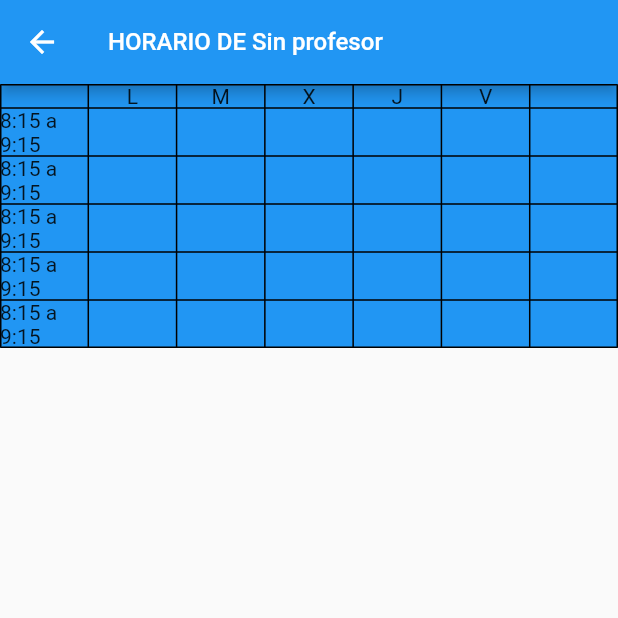
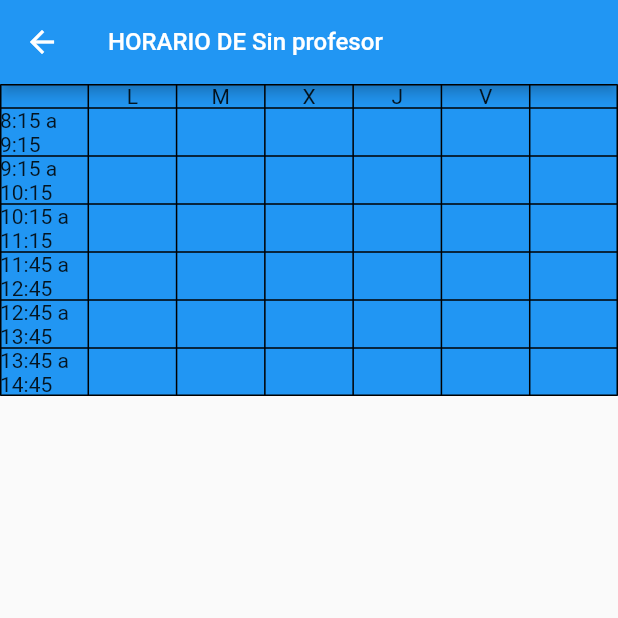
Before and after one commit to CHaupter/senecaFlutter, a Flutter app: the HorarioScreen screen opened by its route, after a tap on an icon or button, on a phone screen of 412 x 824 dp, the top half of it. Run offline on Flutter 3.47's test engine with Material 2 defaults, Android fonts, the phone set to English and light mode, and no system bars; our stand-ins replace firebase_auth, firebase_core, font_awesome_flutter, google_sign_in; accounts and stored records are empty; network calls fail.

Commit message:
Arreglado horario profesores

```diff
--- a/lib/screens/contacto_screen.dart
+++ b/lib/screens/contacto_screen.dart
@@ -77,7 +77,7 @@ void _mostrarAlert(
       });
 }
 
-List<String> _averiguarHorario(BuildContext context, int tramo, int id_prof) {
+/*List<String> _averiguarHorario(BuildContext context, int tramo, int id_prof) {
   final centroProvider = Provider.of<CentroProvider>(context, listen: false);
   final listadoHorariosProfesores = centroProvider.listaHorariosProfesores;
   List<String> horario = [];
@@ -104,4 +104,4 @@ List<String> _averiguarHorario(BuildContext context, int tramo, int id_prof) {
   }
 
   return horario;
-}
+}*/
--- a/lib/screens/home_screen.dart
+++ b/lib/screens/home_screen.dart
@@ -1,4 +1,3 @@
-import 'package:flutter/cupertino.dart';
 import 'package:flutter/material.dart';
 import 'package:seneca_aplicacion/widgets/lista_opciones.dart';
 import 'package:seneca_aplicacion/widgets/widgets.dart';
--- a/lib/screens/horario_prof_screen.dart
+++ b/lib/screens/horario_prof_screen.dart
@@ -3,11 +3,21 @@ import 'package:provider/provider.dart';
 import 'package:seneca_aplicacion/providers/providers.dart';
 
 final tramosHorarios = [
-  [2, 4, 6, 9, 11, 13],
-  [22, 24, 26, 29, 31, 33],
-  [42, 44, 46, 49, 51, 53],
-  [62, 64, 66, 69, 71, 73],
-  [82, 84, 86, 89, 91, 93]
+  [2, 22, 42, 62, 82],
+  [4, 24, 44, 64, 84],
+  [6, 26, 46, 66, 86],
+  [9, 29, 49, 69, 89],
+  [11, 32, 52, 72, 92],
+  [13, 34, 54, 74, 94]
+];
+
+final horario = [
+  "8:15 a 9:15",
+  "9:15 a 10:15",
+  "10:15 a 11:15",
+  "11:45 a 12:45",
+  "12:45 a 13:45",
+  "13:45 a 14:45"
 ];
 
 class HorarioProfScreen extends StatelessWidget {
@@ -30,11 +40,12 @@ class HorarioProfScreen extends StatelessWidget {
             border: TableBorder.all(),
             children: [
               DiasSemana(),
-              DiaHorario(context, centroProvider, index, tramosHorarios[0]),
-              DiaHorario(context, centroProvider, index, tramosHorarios[1]),
-              DiaHorario(context, centroProvider, index, tramosHorarios[2]),
-              DiaHorario(context, centroProvider, index, tramosHorarios[3]),
-              DiaHorario(context, centroProvider, index, tramosHorarios[4]),
+              DiaHorario(context, centroProvider, index, tramosHorarios[0], 0),
+              DiaHorario(context, centroProvider, index, tramosHorarios[1], 1),
+              DiaHorario(context, centroProvider, index, tramosHorarios[2], 2),
+              DiaHorario(context, centroProvider, index, tramosHorarios[3], 3),
+              DiaHorario(context, centroProvider, index, tramosHorarios[4], 4),
+              DiaHorario(context, centroProvider, index, tramosHorarios[5], 5),
             ],
           )),
     );
@@ -57,35 +68,19 @@ class HorarioProfScreen extends StatelessWidget {
   }
 
   TableRow DiaHorario(BuildContext context, CentroProvider centroProvider,
-      int index, List<int> tramosHorarios) {
+      int index, List<int> tramosHorarios, int numDia) {
     return TableRow(children: [
-      devolverHorarios(context, centroProvider, index, 0),
+      Container(
+        child: Text(horario[numDia]),
+      ),
       devolverClase(context, centroProvider, index, tramosHorarios[0]),
       devolverClase(context, centroProvider, index, tramosHorarios[1]),
       devolverClase(context, centroProvider, index, tramosHorarios[2]),
       devolverClase(context, centroProvider, index, tramosHorarios[3]),
       devolverClase(context, centroProvider, index, tramosHorarios[4]),
-      devolverClase(context, centroProvider, index, tramosHorarios[5]),
+      Container()
     ]);
   }
-}
-
-Widget devolverHorarios(
-    BuildContext context, CentroProvider centroProvider, int index, int nFila) {
-  final listadoTramos = centroProvider.listaTramos;
-  final listadoHorarioProfesores = centroProvider.listaHorariosProfesores;
-  List<String> horario = [
-    "8:15 a 9:15",
-    "9:15 a 10:15",
-    "10:15 a 11:15",
-    "11:45 a 12:45",
-    "12:45 a 13:45",
-    "13:45 a 14:45"
-  ];
-
-  return Container(
-    child: Text(horario[nFila]),
-  );
 }
 
 Widget devolverClase(
@@ -120,11 +115,21 @@ List<String> _averiguarHorario(BuildContext context, int id_prof, int tramo) {
   final listadoHorariosProfesores = centroProvider.listaHorariosProfesores;
   List<String> horario = List.filled(2, "0");
 
+  //Recorrer todos los horarios de los profesores
   for (int i = 0; i < listadoHorariosProfesores.length; i++) {
+    //Si coincide con el id del profesor, mira su horario
     if (int.parse(listadoHorariosProfesores[i].horNumIntPr) == id_prof + 1) {
       for (int j = 0; j < listadoHorariosProfesores[i].actividad.length; j++) {
+        //Si los tramos coinciden con los de la lista dada, obtiene el aula y la asignatura
+
         if (int.parse(listadoHorariosProfesores[i].actividad[j].tramo) ==
             tramo) {
+          print("---------------------------");
+          print("Tramo: " +
+              tramo.toString() +
+              ", tramo de JSON: " +
+              listadoHorariosProfesores[i].actividad[j].tramo);
+
           horario[0] = listadoHorariosProfesores[i].actividad[j].asignatura;
 
           horario[1] = listadoHorariosProfesores[i].actividad[j].aula;
--- a/lib/screens/login_screen.dart
+++ b/lib/screens/login_screen.dart
@@ -1,8 +1,4 @@
-import 'package:flutter/cupertino.dart';
 import 'package:flutter/material.dart';
-import 'package:flutter/painting.dart';
-import 'package:flutter/rendering.dart';
-import 'package:flutter/widgets.dart';
 import 'package:seneca_aplicacion/service/services.dart';
 
 class LoginScreen extends StatelessWidget {
--- a/lib/screens/parte_screen.dart
+++ b/lib/screens/parte_screen.dart
@@ -1,5 +1,4 @@
 import 'package:flutter/material.dart';
-import 'package:font_awesome_flutter/font_awesome_flutter.dart';
 
 class ParteScreen extends StatefulWidget {
   const ParteScreen({Key? key}) : super(key: key);
--- a/lib/screens/personal_screen.dart
+++ b/lib/screens/personal_screen.dart
@@ -1,6 +1,5 @@
 import 'package:flutter/material.dart';
 import 'package:font_awesome_flutter/font_awesome_flutter.dart';
-import 'package:seneca_aplicacion/screens/screens.dart';
 
 class PersonalScreen extends StatelessWidget {
   const PersonalScreen({Key? key}) : super(key: key);
--- a/lib/service/firebase_service.dart
+++ b/lib/service/firebase_service.dart
@@ -1,3 +1,5 @@
+// ignore_for_file: body_might_complete_normally_nullable
+
 import 'package:firebase_auth/firebase_auth.dart';
 import 'package:google_sign_in/google_sign_in.dart';
 
--- a/lib/widgets/itemTable.dart
+++ b/lib/widgets/itemTable.dart
@@ -1,5 +1,4 @@
 import 'package:flutter/material.dart';
-import 'package:seneca_aplicacion/screens/convivencia_screen.dart';
 import 'package:seneca_aplicacion/widgets/widgets.dart';
 
 class ItemTable extends StatelessWidget {
```
Also changed, not shown: lib/widgets/lista_opciones.dart (+12 -22 lines), pubspec.lock, 2 other files.
